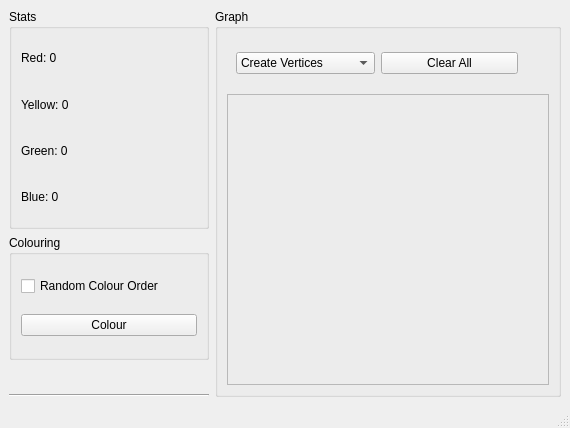
Before: the Qt Designer form main.ui in ewanbrinkman/four-colourings, drawn with Qt 5.
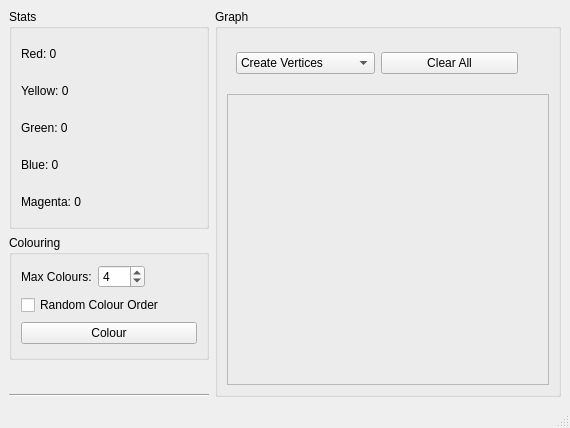
After: the same form once the commit is applied.

Commit message: fifth colour label and spin box for setting max number of colours

Diff of the .ui file:
```diff
--- a/main.ui
+++ b/main.ui
@@ -64,6 +64,13 @@
          </property>
         </widget>
        </item>
+       <item>
+        <widget class="QLabel" name="colour5Label">
+         <property name="text">
+          <string>Magenta: 0</string>
+         </property>
+        </widget>
+       </item>
       </layout>
      </widget>
     </item>
@@ -84,15 +91,50 @@
       <property name="title">
        <string>Colouring</string>
       </property>
-      <layout class="QVBoxLayout" name="verticalLayout_3">
-       <item>
+      <layout class="QGridLayout" name="gridLayout_2">
+       <item row="0" column="1">
+        <widget class="QSpinBox" name="maxColoursSpinBox">
+         <property name="minimumSize">
+          <size>
+           <width>0</width>
+           <height>0</height>
+          </size>
+         </property>
+         <property name="layoutDirection">
+          <enum>Qt::LeftToRight</enum>
+         </property>
+         <property name="alignment">
+          <set>Qt::AlignLeading|Qt::AlignLeft|Qt::AlignVCenter</set>
+         </property>
+         <property name="minimum">
+          <number>1</number>
+         </property>
+         <property name="maximum">
+          <number>5</number>
+         </property>
+         <property name="value">
+          <number>4</number>
+         </property>
+         <property name="displayIntegerBase">
+          <number>10</number>
+         </property>
+        </widget>
+       </item>
+       <item row="0" column="0">
+        <widget class="QLabel" name="maxColoursLabel">
+         <property name="text">
+          <string>Max Colours:</string>
+         </property>
+        </widget>
+       </item>
+       <item row="1" column="0" colspan="3">
         <widget class="QCheckBox" name="randomCheckBox">
          <property name="text">
           <string>Random Colour Order</string>
          </property>
         </widget>
        </item>
-       <item>
+       <item row="2" column="0" colspan="3">
         <widget class="QPushButton" name="colourButton">
          <property name="text">
           <string>Colour</string>
```
The commit also changes 2 other files.
